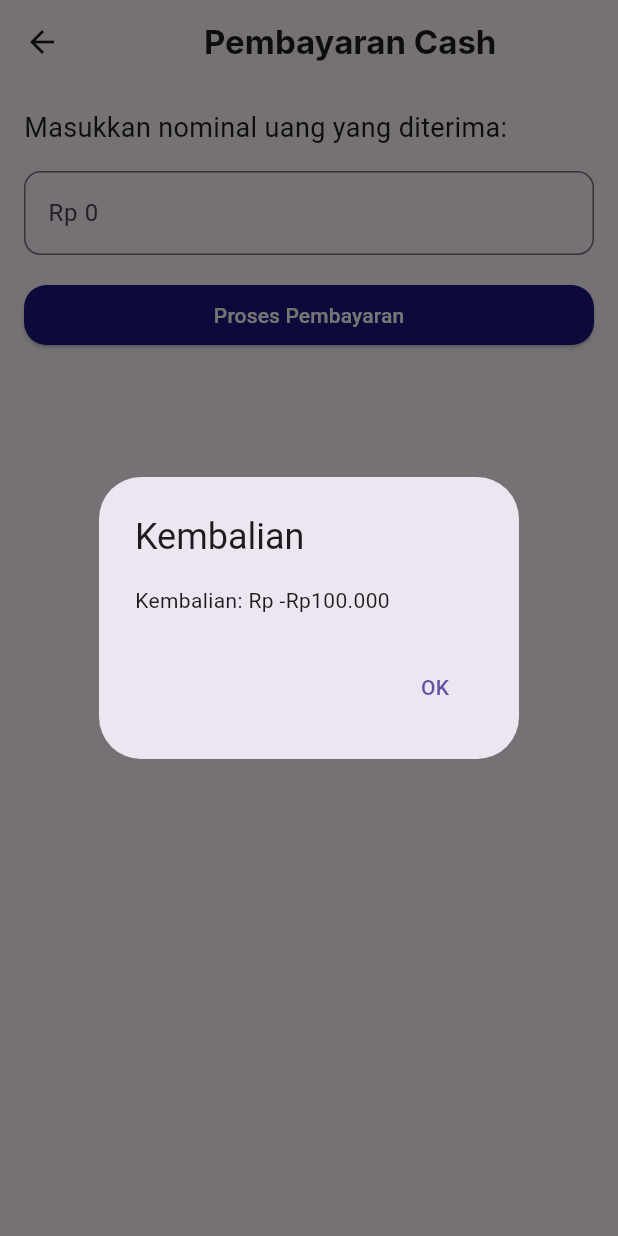
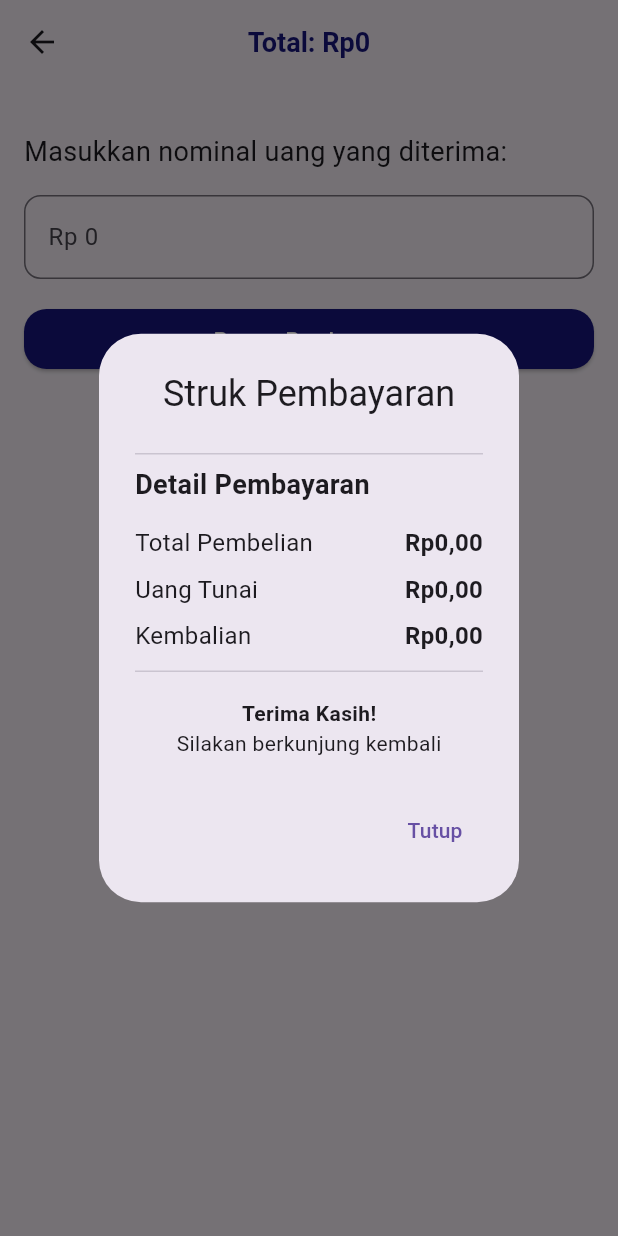
Before and after one commit to hanifaslam/appflexy, a Flutter app: the PembayaranCashView screen opened by its route, after a tap on "Proses Pembayaran", on a phone screen of 412 x 824 dp. Run offline on Flutter 3.47's test engine with Material 3 defaults, Android fonts, the phone set to English and light mode, and no system bars; our stand-ins replace gap, get, get_storage, icons_plus, image_picker, shared_preferences; accounts and stored records are empty; Roboto replaces fonts that are missing (Inter).

Commit message:
update_kode

```diff
--- a/lib/app/modules/kasir/controllers/kasir_controller.dart
+++ b/lib/app/modules/kasir/controllers/kasir_controller.dart
@@ -14,7 +14,7 @@
   }
 
   // Calculate subtotal
-  double get subtotal => pesananList.fold(0.0, (sum, item) {
+  double get total => pesananList.fold(0.0, (sum, item) {
         final price = double.tryParse(item['harga']?.toString() ?? '0') ??
             0; // Use 'harga' here
         final quantity = item['quantity'] ?? 1;
@@ -22,7 +22,6 @@
       });
 
   // Calculate total
-  double get total => subtotal;
 
   // Update quantity of a specific item in pesananList
   void updateQuantity(int index, int change) {
--- a/lib/app/modules/pembayaran_cash/views/pembayaran_cash_view.dart
+++ b/lib/app/modules/pembayaran_cash/views/pembayaran_cash_view.dart
@@ -1,5 +1,9 @@
 import 'package:flutter/material.dart';
+import 'package:get/get.dart';
 import 'package:intl/intl.dart';
+import 'package:apptiket/app/modules/kasir/controllers/kasir_controller.dart';
+
+import '../../../widgets/struk_pembayaran.dart';
 
 class PembayaranCashView extends StatefulWidget {
   @override
@@ -7,66 +11,73 @@
 }
 
 class _PembayaranCashViewState extends State<PembayaranCashView> {
-  final TextEditingController _controller = TextEditingController();
-  double totalAmount = 100000.0; // For example, total order amount
+  final TextEditingController cashController = TextEditingController();
+  final KasirController controller = Get.find<KasirController>();
 
   @override
   Widget build(BuildContext context) {
     return Scaffold(
       appBar: AppBar(
-        title: Text(
-          'Pembayaran Cash',
-          style: TextStyle(fontFamily: 'Inter', fontWeight: FontWeight.bold),
-        ),
-        titleSpacing: 80,
+        title: Obx(() => Text(
+              'Total: ${NumberFormat.currency(locale: 'id', symbol: 'Rp').format(controller.total)}',
+              style: TextStyle(
+                  fontSize: 18,
+                  fontWeight: FontWeight.bold,
+                  color: Color(0xff181681)),
+            )),
+        centerTitle: true,
       ),
       body: Padding(
         padding: const EdgeInsets.all(16.0),
         child: Column(
           crossAxisAlignment: CrossAxisAlignment.stretch,
           children: [
+            SizedBox(height: 16),
             Text(
               'Masukkan nominal uang yang diterima:',
               style: TextStyle(fontSize: 18),
             ),
             SizedBox(height: 16),
             TextField(
-              controller: _controller,
+              controller: cashController,
               keyboardType: TextInputType.number,
               decoration: InputDecoration(
-                border: OutlineInputBorder(borderRadius: BorderRadius.circular(11)),
+                border:
+                    OutlineInputBorder(borderRadius: BorderRadius.circular(11)),
                 hintText: 'Rp 0',
               ),
             ),
             SizedBox(height: 16),
             ElevatedButton(
               onPressed: () {
-                double receivedAmount =
-                    double.tryParse(_controller.text) ?? 0.0;
-                double change = receivedAmount - totalAmount;
+                final jumlahUang = double.tryParse(cashController.text) ?? 0.0;
+                final totalHarga = controller.total;
 
-                // Tampilkan modal untuk jumlah kembalian
-                showDialog(
-                  context: context,
-                  builder: (context) => AlertDialog(
-                    title: Text('Kembalian'),
-                    content: Text(
-                      'Kembalian: Rp ${NumberFormat.currency(locale: 'id', symbol: 'Rp').format(change)}',
+                if (jumlahUang < totalHarga) {
+                  Get.snackbar(
+                    'Uang Tidak Cukup',
+                    'Jumlah uang tidak cukup untuk membayar total',
+                    snackPosition: SnackPosition.BOTTOM,
+                  );
+                } else {
+                  final kembalian = jumlahUang - totalHarga;
+                  showDialog(
+                    context: context,
+                    builder: (context) => StrukPembayaran(
+                      totalPembelian: totalHarga,
+                      uangTunai: jumlahUang,
+                      kembalian: kembalian,
                     ),
-                    actions: [
-                      TextButton(
-                        onPressed: () => Navigator.pop(context),
-                        child: Text('OK'),
-                      ),
-                    ],
-                  ),
-                );
+                  );
+                }
               },
-              child: Text('Proses Pembayaran',style: TextStyle(color: Colors.white),),
+              child: Text('Proses Pembayaran',
+                  style: TextStyle(color: Colors.white)),
               style: ElevatedButton.styleFrom(
                 backgroundColor: const Color(0xff181681), // Button color
                 shape: RoundedRectangleBorder(
-                  borderRadius: BorderRadius.circular(15), // Adjust the radius here
+                  borderRadius:
+                      BorderRadius.circular(15), // Adjust the radius here
                 ),
               ),
             ),
--- a/lib/app/routes/app_pages.dart
+++ b/lib/app/routes/app_pages.dart
@@ -27,7 +27,9 @@
 import '../modules/settings/bindings/settings_binding.dart';
 import '../modules/settings/views/settings_view.dart';
 import '../modules/struk/bindings/struk_binding.dart';
+
 import '../modules/struk/views/struk_view.dart';
+
 import '../modules/tambah_produk/bindings/tambah_produk_binding.dart';
 import '../modules/tambah_produk/views/tambah_produk_view.dart';
 import '../modules/tambah_tiket/bindings/tambah_tiket_binding.dart';
--- /dev/null
+++ b/lib/app/widgets/struk_pembayaran.dart
@@ -0,0 +1,67 @@
+import 'package:flutter/material.dart';
+import 'package:intl/intl.dart';
+
+class StrukPembayaran extends StatelessWidget {
+  final double totalPembelian;
+  final double uangTunai;
+  final double kembalian;
+
+  StrukPembayaran({
+    required this.totalPembelian,
+    required this.uangTunai,
+    required this.kembalian,
+  });
+
+  @override
+  Widget build(BuildContext context) {
+    final NumberFormat currencyFormat =
+        NumberFormat.currency(locale: 'id', symbol: 'Rp', decimalDigits: 2);
+
+    return AlertDialog(
+      title: Center(child: Text('Struk Pembayaran')),
+      content: SingleChildScrollView(
+        child: Column(
+          mainAxisSize: MainAxisSize.min,
+          crossAxisAlignment: CrossAxisAlignment.start,
+          children: [
+            Divider(),
+            Text("Detail Pembayaran",
+                style: TextStyle(fontSize: 18, fontWeight: FontWeight.bold)),
+            SizedBox(height: 10),
+            _buildRow("Total Pembelian", currencyFormat.format(totalPembelian)),
+            _buildRow("Uang Tunai", currencyFormat.format(uangTunai)),
+            _buildRow("Kembalian", currencyFormat.format(kembalian)),
+            Divider(),
+            SizedBox(height: 10),
+            Center(
+                child: Text("Terima Kasih!",
+                    style: TextStyle(fontWeight: FontWeight.bold))),
+            Center(child: Text("Silakan berkunjung kembali")),
+          ],
+        ),
+      ),
+      actions: [
+        TextButton(
+          onPressed: () {
+            Navigator.of(context).pop();
+          },
+          child: Text('Tutup'),
+        ),
+      ],
+    );
+  }
+
+  Widget _buildRow(String label, String value) {
+    return Padding(
+      padding: const EdgeInsets.symmetric(vertical: 4.0),
+      child: Row(
+        mainAxisAlignment: MainAxisAlignment.spaceBetween,
+        children: [
+          Text(label, style: TextStyle(fontSize: 16)),
+          Text(value,
+              style: TextStyle(fontSize: 16, fontWeight: FontWeight.bold)),
+        ],
+      ),
+    );
+  }
+}
```
